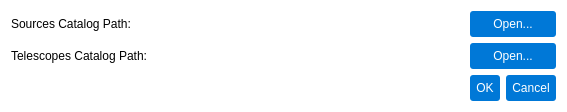
Qt form pastrocore/gui_pyside/dialog_preferences.ui (Torward1024/pAstroCORE) before a commit.
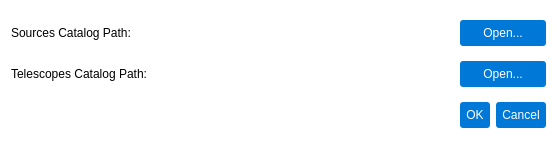
The same form after that commit. Icons and pictures are not drawn.

Patch:
```diff
--- a/pastrocore/gui_pyside/dialog_preferences.ui
+++ b/pastrocore/gui_pyside/dialog_preferences.ui
@@ -6,8 +6,8 @@
    <rect>
     <x>0</x>
     <y>0</y>
-    <width>567</width>
-    <height>108</height>
+    <width>557</width>
+    <height>149</height>
    </rect>
   </property>
   <property name="windowTitle">
```
Left out of the diff: 8 changed lines with no effect on the pictures.
